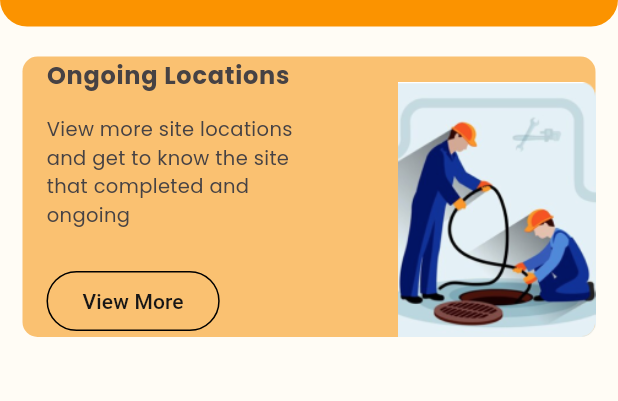
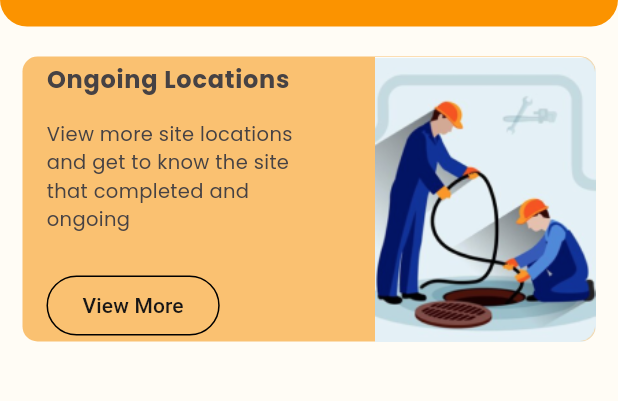
Before and after one commit to Hiru1003/SEALTECH, a Flutter app: the screen it shows after launch, on a phone screen of 412 x 824 dp, the part 71-472 px from its top. Run offline on Flutter 3.47's test engine with Material 3 defaults, Android fonts, the phone set to English and light mode, and no system bars; our stand-ins replace google_fonts.

Commit message:
style: image height

```diff
--- a/sealtech/lib/Employee/Home.dart
+++ b/sealtech/lib/Employee/Home.dart
@@ -107,7 +107,7 @@ class _Home_PageState extends State<Home_Page> {
                       children: [
                         Image.asset(
                           'lib/images/home_emp.png',
-                          height: 170,
+                          height: 190,
                         ),
                       ],
                     ),
```
